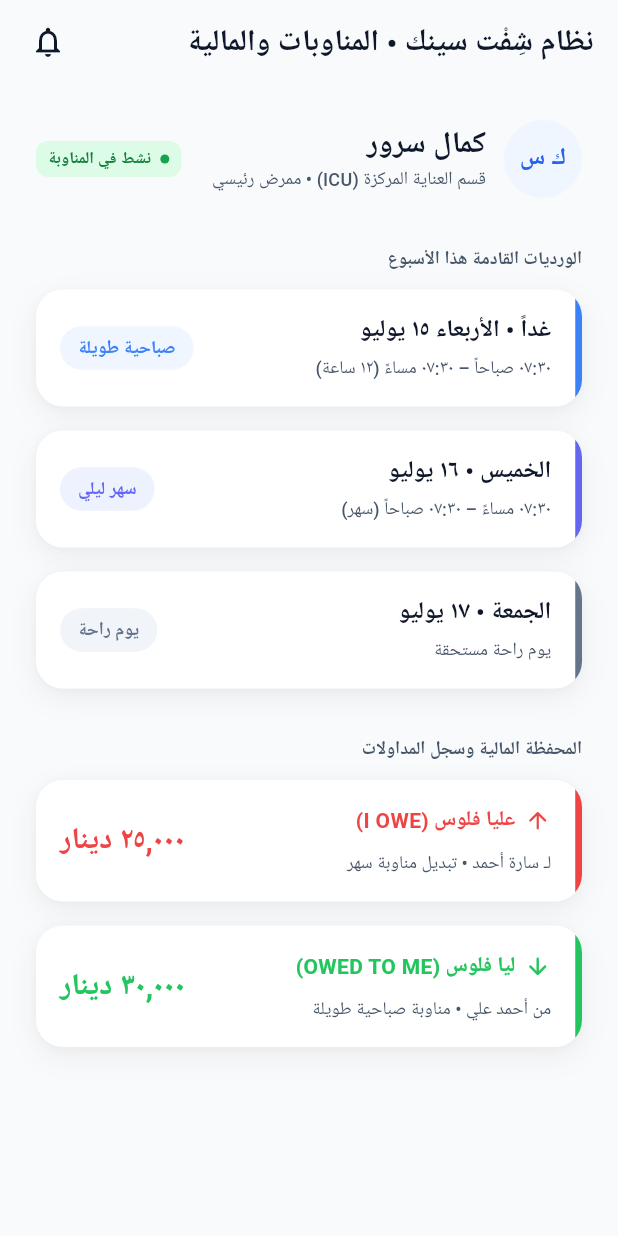
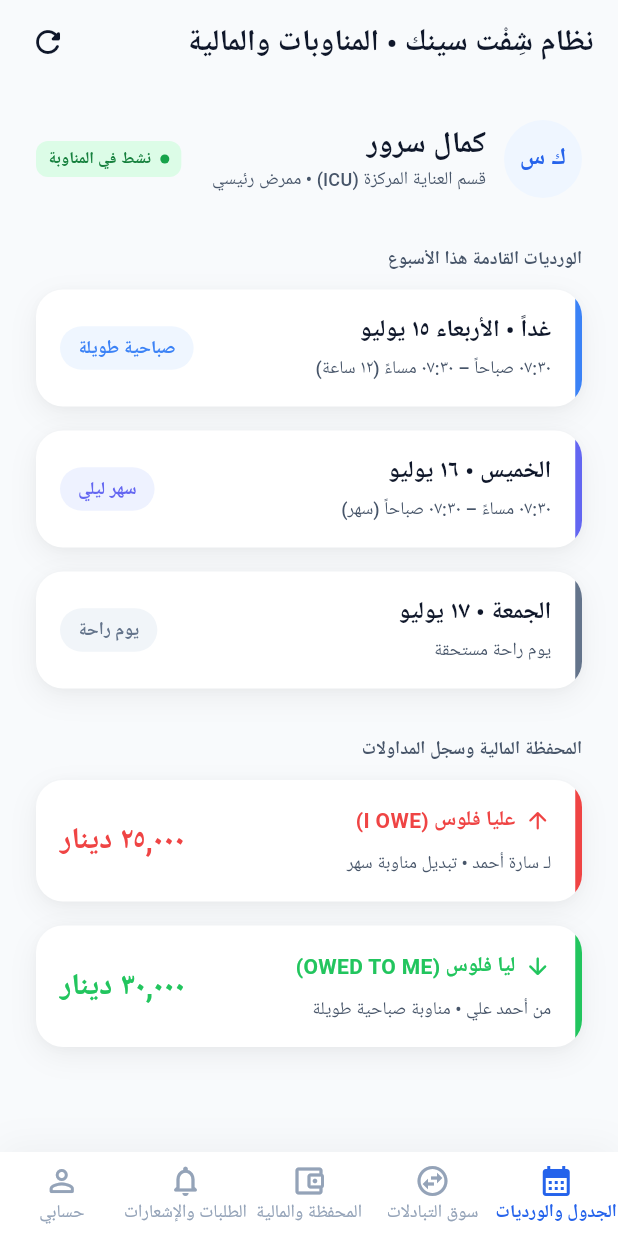
Before and after one commit to kamalsroor1/shift-app, a Flutter app: the screen it shows after launch, on a phone screen of 412 x 824 dp. Run offline on Flutter 3.47's test engine with Material 3 defaults, Android fonts, the phone set to English and light mode, and no system bars; our stand-ins replace flutter_riverpod, google_fonts; Roboto replaces fonts that are missing (Cairo).

Commit message:
feat(flutter): add official Arabic bottom navigation bar with 5 tabs to main scaffold

```diff
--- a/shiftsync_app/lib/main.dart
+++ b/shiftsync_app/lib/main.dart
@@ -35,25 +35,127 @@ class ShiftSyncApp extends StatelessWidget {
         GlobalWidgetsLocalizations.delegate,
         GlobalCupertinoLocalizations.delegate,
       ],
-      home: const TokenDemoScreen(),
+      home: const MainNavigationScaffold(),
     );
   }
 }
 
-/// TokenDemoScreen — Visual presentation verifying Arabic-First UI tokens & right-side accent bars
-/// inspired directly by our minimalist clean floating card reference design.
-class TokenDemoScreen extends StatelessWidget {
-  const TokenDemoScreen({super.key});
+/// MainNavigationScaffold — Stateful container displaying our Arabic Token Demo Screen
+/// alongside the official ShiftSync bottom navigation bar.
+class MainNavigationScaffold extends StatefulWidget {
+  const MainNavigationScaffold({super.key});
+
+  @override
+  State<MainNavigationScaffold> createState() => _MainNavigationScaffoldState();
+}
+
+class _MainNavigationScaffoldState extends State<MainNavigationScaffold> {
+  int _currentIndex = 0;
 
   @override
   Widget build(BuildContext context) {
+    return Scaffold(
+      backgroundColor: AppColors.background,
+      body: _buildBodyContent(),
+      bottomNavigationBar: Container(
+        decoration: BoxDecoration(
+          color: AppColors.surface,
+          boxShadow: [
+            BoxShadow(
+              color: const Color(0x0A000000),
+              blurRadius: 20,
+              offset: const Offset(0, -4),
+            ),
+          ],
+        ),
+        child: SafeArea(
+          child: BottomNavigationBar(
+            currentIndex: _currentIndex,
+            onTap: (index) {
+              setState(() {
+                _currentIndex = index;
+              });
+            },
+            type: BottomNavigationBarType.fixed,
+            backgroundColor: AppColors.surface,
+            elevation: 0,
+            selectedItemColor: AppColors.primary,
+            unselectedItemColor: AppColors.secondaryLow,
+            selectedLabelStyle: AppTextStyles.label.copyWith(color: AppColors.primary, fontWeight: FontWeight.w700),
+            unselectedLabelStyle: AppTextStyles.label.copyWith(color: AppColors.secondaryLow, fontWeight: FontWeight.w500),
+            items: const [
+              BottomNavigationBarItem(
+                icon: Icon(Icons.calendar_month_outlined),
+                activeIcon: Icon(Icons.calendar_month),
+                label: 'الجدول والورديات',
+              ),
+              BottomNavigationBarItem(
+                icon: Icon(Icons.swap_horizontal_circle_outlined),
+                activeIcon: Icon(Icons.swap_horizontal_circle),
+                label: 'سوق التبادلات',
+              ),
+              BottomNavigationBarItem(
+                icon: Icon(Icons.account_balance_wallet_outlined),
+                activeIcon: Icon(Icons.account_balance_wallet),
+                label: 'المحفظة والمالية',
+              ),
+              BottomNavigationBarItem(
+                icon: Icon(Icons.notifications_none_rounded),
+                activeIcon: Icon(Icons.notifications_rounded),
+                label: 'الطلبات والإشعارات',
+              ),
+              BottomNavigationBarItem(
+                icon: Icon(Icons.person_outline_rounded),
+                activeIcon: Icon(Icons.person_rounded),
+                label: 'حسابي',
+              ),
+            ],
+          ),
+        ),
+      ),
+    );
+  }
+
+  Widget _buildBodyContent() {
+    // Show main showcase screen on index 0, placeholder for other tabs showing immediate reaction
+    if (_currentIndex != 0) {
+      final tabNames = ['الجدول والورديات', 'سوق التبادلات', 'المحفظة والمالية', 'الطلبات والإشعارات', 'حسابي'];
+      return Scaffold(
+        backgroundColor: AppColors.background,
+        appBar: AppBar(
+          title: Text(tabNames[_currentIndex], style: AppTextStyles.displayMd),
+        ),
+        body: Center(
+          child: AppCard(
+            padding: const EdgeInsets.all(AppSpacing.xxxl),
+            child: Column(
+              mainAxisSize: MainAxisSize.min,
+              children: [
+                Icon(
+                  _currentIndex == 1 ? Icons.swap_horizontal_circle :
+                  _currentIndex == 2 ? Icons.account_balance_wallet :
+                  _currentIndex == 3 ? Icons.notifications : Icons.person,
+                  size: 56,
+                  color: AppColors.primary,
+                ),
+                const SizedBox(height: AppSpacing.lg),
+                Text('قسم ${tabNames[_currentIndex]}', style: AppTextStyles.headingLg),
+                const SizedBox(height: AppSpacing.sm),
+                Text('جاري تطوير هذه الشاشة ضمن مراحل الهيكل الأساسي.', style: AppTextStyles.bodyMd),
+              ],
+            ),
+          ),
+        ),
+      );
+    }
+
     return Scaffold(
       backgroundColor: AppColors.background,
       appBar: AppBar(
         title: Text('نظام شِفْت سينك • المناوبات والمالية', style: AppTextStyles.displayMd),
         actions: [
           IconButton(
-            icon: const Icon(Icons.notifications_outlined),
+            icon: const Icon(Icons.refresh_rounded),
             onPressed: () {},
           ),
           const SizedBox(width: AppSpacing.sm),
```
Also changed, not shown: 1 other file.
